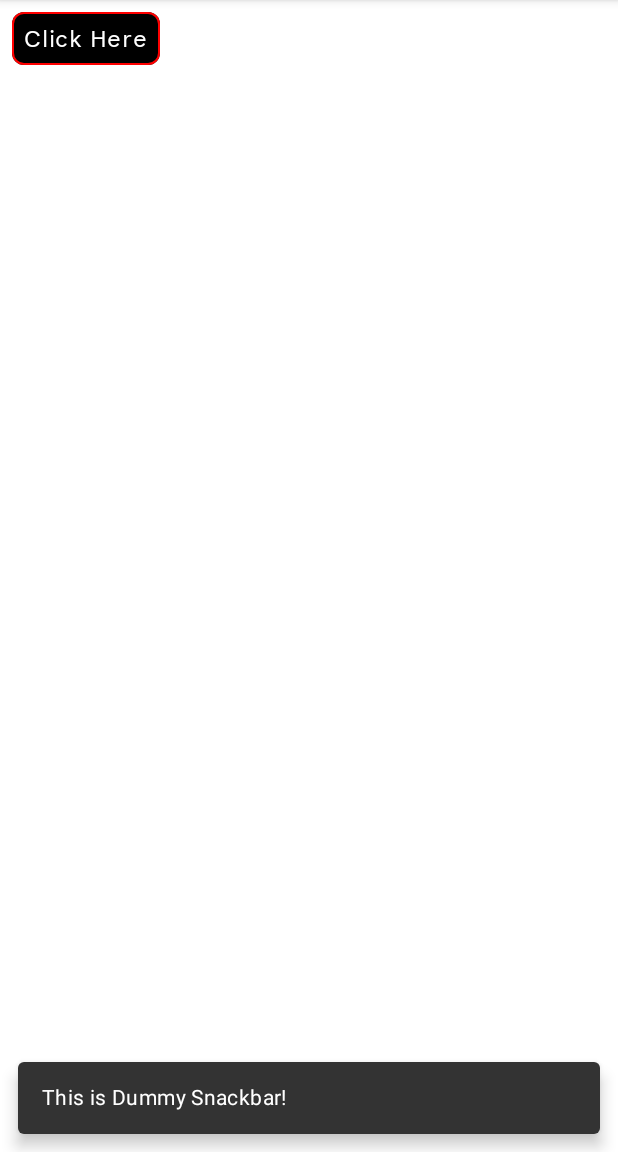
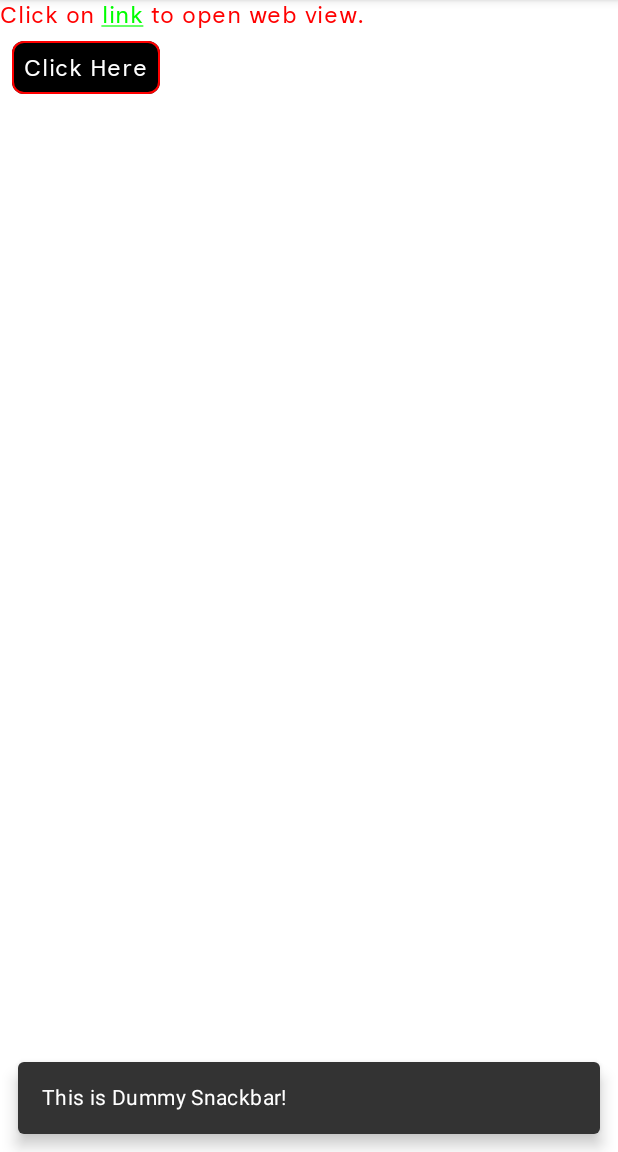
Before and after one commit to hasnain2496/androidcomposetraining, an Android app built with Jetpack Compose: the screen it shows after launch (MainActivity), after a tap on "Click Here", on a phone screen of 412 x 824 dp, the part 84-1236 px from its top. Run offline under Robolectric (Android 15) with nearby library versions, the phone set to English and light mode, and no system bars; our stand-ins replace Dagger/Hilt's generated code.

Commit message:
annotated string

```diff
--- a/app/build.gradle.kts
+++ b/app/build.gradle.kts
@@ -57,17 +57,22 @@ dependencies {
 
     implementation("androidx.core:core-ktx:1.9.0")
     implementation("androidx.lifecycle:lifecycle-runtime-ktx:2.6.2")
+
     implementation("androidx.activity:activity-compose:1.7.2")
     implementation(platform("androidx.compose:compose-bom:2023.03.00"))
     implementation("androidx.compose.ui:ui")
     implementation("androidx.compose.ui:ui-graphics")
     implementation("androidx.compose.ui:ui-tooling-preview")
     implementation("androidx.compose.material:material")
+
     testImplementation("junit:junit:4.13.2")
     androidTestImplementation("androidx.test.ext:junit:1.1.5")
     androidTestImplementation("androidx.test.espresso:espresso-core:3.5.1")
+
     androidTestImplementation(platform("androidx.compose:compose-bom:2023.03.00"))
+
     androidTestImplementation("androidx.compose.ui:ui-test-junit4")
+
     debugImplementation("androidx.compose.ui:ui-tooling")
     debugImplementation("androidx.compose.ui:ui-test-manifest")
 
--- a/app/src/main/java/com/example/androidtrainingprogram/MainActivity.kt
+++ b/app/src/main/java/com/example/androidtrainingprogram/MainActivity.kt
@@ -7,6 +7,7 @@ import androidx.compose.foundation.background
 import androidx.compose.foundation.border
 import androidx.compose.foundation.clickable
 import androidx.compose.foundation.gestures.scrollable
+import androidx.compose.foundation.isSystemInDarkTheme
 import androidx.compose.foundation.layout.Arrangement
 import androidx.compose.foundation.layout.Box
 import androidx.compose.foundation.layout.Column
@@ -16,6 +17,7 @@ import androidx.compose.foundation.layout.height
 import androidx.compose.foundation.layout.padding
 import androidx.compose.foundation.rememberScrollState
 import androidx.compose.foundation.shape.RoundedCornerShape
+import androidx.compose.foundation.text.ClickableText
 import androidx.compose.foundation.verticalScroll
 import androidx.compose.material.AppBarDefaults
 import androidx.compose.material.Divider
@@ -38,12 +40,17 @@ import androidx.compose.ui.Alignment
 import androidx.compose.ui.Modifier
 import androidx.compose.ui.graphics.Color
 import androidx.compose.ui.res.stringResource
+import androidx.compose.ui.text.SpanStyle
+import androidx.compose.ui.text.buildAnnotatedString
 import androidx.compose.ui.text.font.FontStyle
+import androidx.compose.ui.text.font.FontWeight
 import androidx.compose.ui.text.style.TextDecoration
+import androidx.compose.ui.text.withStyle
 import androidx.compose.ui.tooling.preview.Preview
 import androidx.compose.ui.unit.dp
 import com.example.androidtrainingprogram.ui.theme.AndroidTrainingProgramTheme
 import com.example.androidtrainingprogram.ui.theme.Purple40
+import com.example.androidtrainingprogram.ui.theme.Purple80
 import dagger.hilt.android.AndroidEntryPoint
 import kotlinx.coroutines.launch
 
@@ -118,6 +125,46 @@ fun MainScreen() {
                     color = Color.White
                 )
             )*/
+            val annotatedString = buildAnnotatedString {
+                val string = "Click on link to open web view."
+                val mStartIndex = string.indexOf("link")
+                val mEndIndex = mStartIndex + 4
+
+                withStyle(
+                    SpanStyle(
+                        color = Color.Red
+                    ),
+                ) {
+                    append(string)
+                }
+                addStyle(
+                    SpanStyle(
+                        textDecoration = TextDecoration.Underline,
+                        color = Color.Green,
+                        fontWeight = FontWeight.Bold
+                    ),
+                    start = mStartIndex,
+                    end = mEndIndex
+                )
+                addStringAnnotation(
+                    tag = "URL",
+                    annotation = "www.google.com",
+                    start = mStartIndex,
+                    end = mEndIndex
+                )
+            }
+            ClickableText(
+                text = annotatedString,
+                style = MaterialTheme.typography.body1.copy(
+                    color = if(isSystemInDarkTheme()) Purple40 else Purple80
+                ),
+                onClick = {
+                    annotatedString.getStringAnnotations("URL", it, it)
+                        .firstOrNull()?.let { stringAnnotation ->
+                            println(stringAnnotation.item)
+                        }
+                }
+            )
 
             Text(
                 modifier = Modifier
--- a/app/src/main/java/com/example/androidtrainingprogram/ui/theme/Theme.kt
+++ b/app/src/main/java/com/example/androidtrainingprogram/ui/theme/Theme.kt
@@ -8,6 +8,7 @@ import androidx.compose.material.darkColors
 import androidx.compose.material.lightColors
 import androidx.compose.runtime.Composable
 import androidx.compose.runtime.SideEffect
+import androidx.compose.ui.graphics.Color
 import androidx.compose.ui.graphics.toArgb
 import androidx.compose.ui.platform.LocalContext
 import androidx.compose.ui.platform.LocalView
@@ -23,6 +24,11 @@ private val lightColorScheme = lightColors(
     secondary = PurpleGrey40,
 )
 
+private val yellowColorScheme = lightColors(
+    primary = Color.Yellow,
+    secondary = PurpleGrey40,
+)
+
 @Composable
 fun AndroidTrainingProgramTheme(
     darkTheme: Boolean = isSystemInDarkTheme(),
@@ -32,7 +38,7 @@ fun AndroidTrainingProgramTheme(
     if (!view.isInEditMode) {
         SideEffect {
             val window = (view.context as Activity).window
-            window.statusBarColor = Purple40.toArgb()
+            window.statusBarColor = Color.Transparent.toArgb()
         }
     }
 
```
